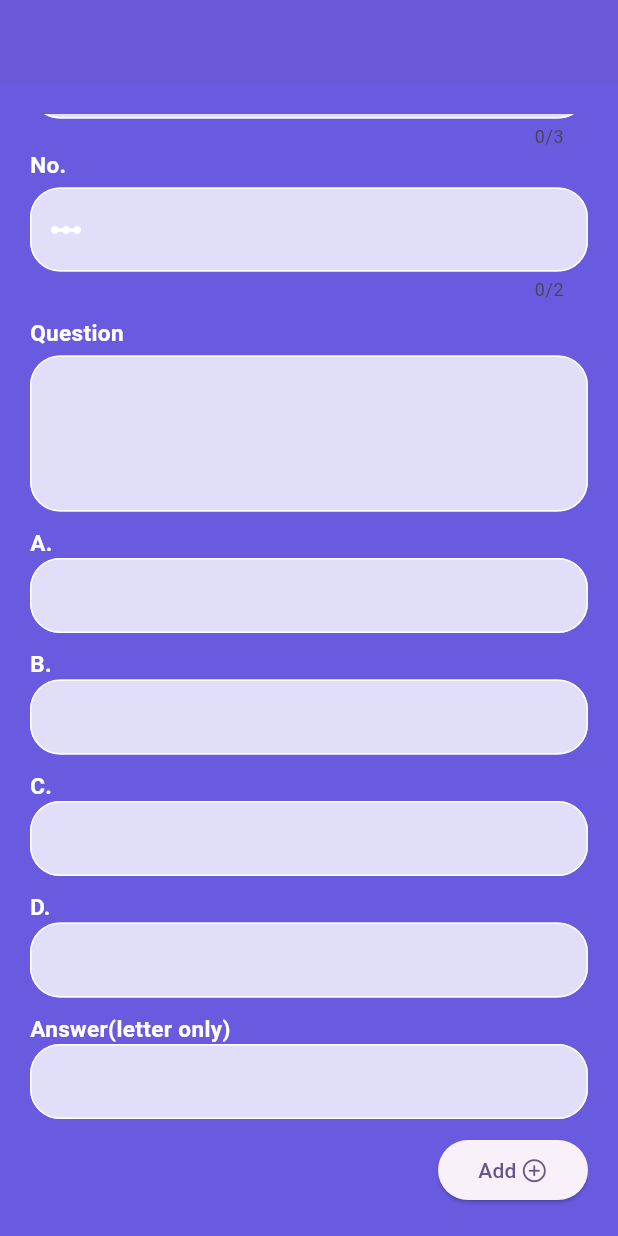
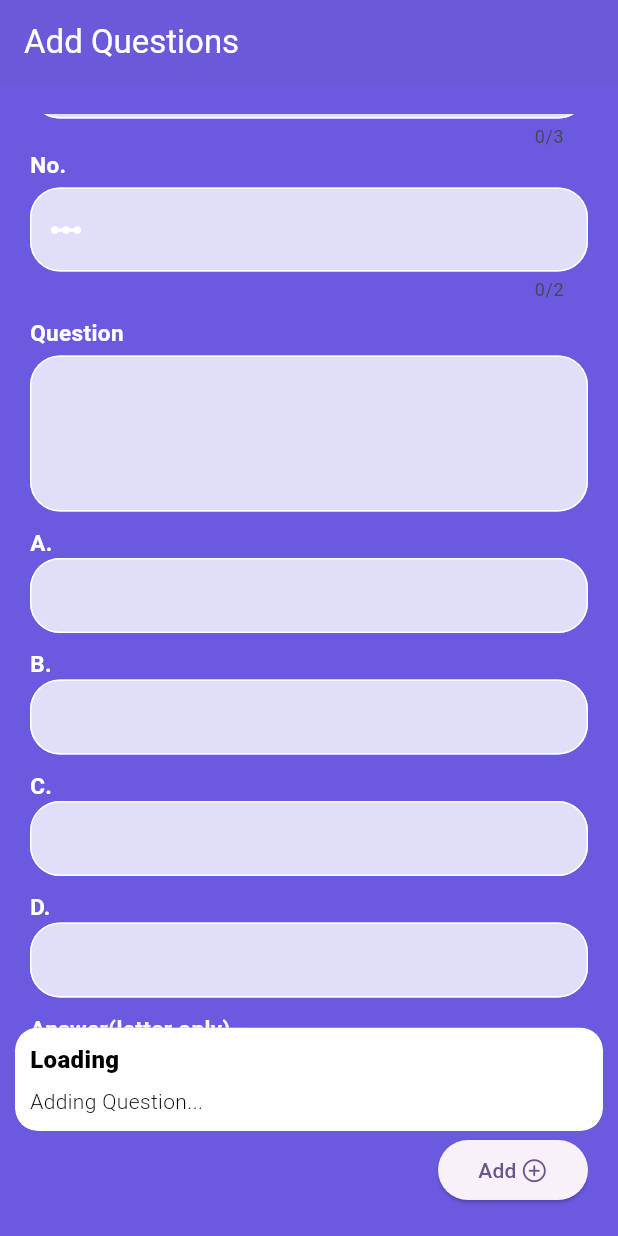
Before and after one commit to bogs212000/Quiz-App, a Flutter app: the AddForm screen opened directly, scrolled down 79 dp, after a tap on "Add", on a phone screen of 412 x 824 dp. Run offline on Flutter 3.47's test engine with Material 3 defaults, Android fonts, the light colour scheme and no system bars; our stand-ins replace cloud_firestore, firebase_auth, firebase_core, firebase_storage, get, stylish_bottom_bar and 1 more; accounts and stored records are empty; network calls fail.

Commit message:
Update UI

```diff
--- a/lib/files/images.dart
+++ b/lib/files/images.dart
@@ -3,7 +3,7 @@ import 'package:flutter/material.dart';
 class Images {
   static const sample_profile = 'https://media.craiyon.com/2023-09-18/89d65df4066d4dff9113f1bc839a1230.webp';
   static const anime_chibi = 'assets/images/anime_chibi.png';
-  static const technology = 'https://i.pinimg.com/736x/b7/15/e3/b715e31e732cc651299b8e9a93236995.jpg';
+  static const technology = 'https://img.freepik.com/free-vector/tech-computer-logo-template_23-2149204144.jpg';
 }
 
 class RankBadges {
--- a/lib/screen/add.form.dart
+++ b/lib/screen/add.form.dart
@@ -29,6 +29,8 @@ class _AddFormState extends State<AddForm> {
     return Scaffold(
         appBar: AppBar(
           backgroundColor: AppColor.baseColor,
+          foregroundColor: Colors.white,
+          title: 'Add Questions'.text.make(),
         ),
         body: VxBox(
           child: SingleChildScrollView(
@@ -284,16 +286,36 @@ class _AddFormState extends State<AddForm> {
                     SizedBox(
                       width: 100,
                       child: ElevatedButton(
-                        onPressed: () => {
-                          AuthService().addQuestions(
-                              int.parse(levelController.text), // Parse level to integer
-                              int.parse(noController.text),    // Parse no to integer
+                        onPressed: () async => {
+                          Get.snackbar(
+                            'Loading',
+                            'Adding Question...',
+                            snackPosition: SnackPosition.BOTTOM,
+                            backgroundColor: Colors.white,
+                            colorText: Colors.black,
+                            margin: const EdgeInsets.only(
+                                left: 10, right: 10, bottom: 70),
+                            padding: EdgeInsets.all(10),
+                            duration: Duration(seconds: 5),
+                          ),
+                          await AuthService().addQuestions(
+                              int.parse(levelController.text),
+                              // Parse level to integer
+                              int.parse(noController.text),
+                              // Parse no to integer
                               questionController.text,
                               aController.text,
                               bController.text,
                               cController.text,
                               dController.text,
-                              answerController.text)
+                              answerController.text),
+                          questionController.clear(),
+                          aController.clear(),
+                          bController.clear(),
+                          cController.clear(),
+                          dController.clear(),
+                          answerController.clear(),
+
                         },
                         child: Row(
                           mainAxisAlignment: MainAxisAlignment.spaceEvenly,
--- a/lib/screen/home.dart
+++ b/lib/screen/home.dart
@@ -166,7 +166,7 @@ class _HomePageState extends State<HomePage> {
                                 itemCount: levels.length,
                                 itemBuilder: (context, index) {
                                   final level = levels[index];
-                                  String levelId = level['level_id'];
+                                  String levelId = level['level'].toString();
 
                                   return FutureBuilder<QuerySnapshot>(
                                     future: FirebaseFirestore.instance
@@ -229,7 +229,7 @@ class _HomePageState extends State<HomePage> {
                                                       child: VxBox(
                                                         child: VxCircle(
                                                           radius: 70,
-                                                          backgroundImage: DecorationImage(
+                                                          backgroundImage: const DecorationImage(
                                                               image: NetworkImage('${Images.technology}'),
                                                               fit: BoxFit.fill),
                                                         )
--- a/lib/screen/nav.bar.dart
+++ b/lib/screen/nav.bar.dart
@@ -17,7 +17,7 @@ class NavBar extends StatefulWidget {
 }
 
 class _NavBarState extends State<NavBar> {
-  int selected = 1;
+  int selected = 0;
   bool heart = false;
   final controller = PageController();
 
--- a/pubspec.yaml
+++ b/pubspec.yaml
@@ -4,6 +4,10 @@ description: "A new Flutter project."
 # pub.dev using `flutter pub publish`. This is preferred for private packages.
 publish_to: 'none' # Remove this line if you wish to publish to pub.dev
 
+# kotlin version 1.8.22
+# gradle:7.0.4
+# gradle-7.6.3-all.zip
+# android studio koala sept version
 # The following defines the version and build number for your application.
 # A version number is three numbers separated by dots, like 1.2.43
 # followed by an optional build number separated by a +.
```
Also changed, not shown: lib/fucntion/function.dart (+19 -0 lines), lib/screen/form.dart (+26 -19 lines), lib/screen/login.dart (+20 -1 lines), lib/screen/profile.dart (+6 -1 lines), lib/screen/signup.dart (+38 -4 lines).
